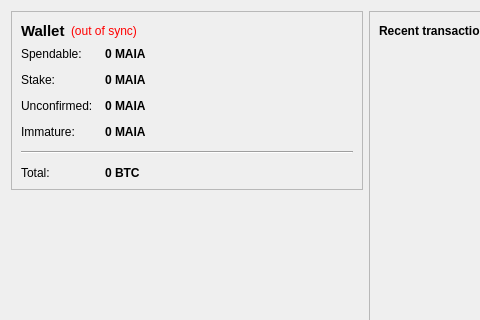
Old version of the form src/qt/forms/overviewpage.ui in the repository Lefter1s/BigBang; both pictures show x 0 to 480 and y 0 to 320 of the 732 by 409 pixel window.
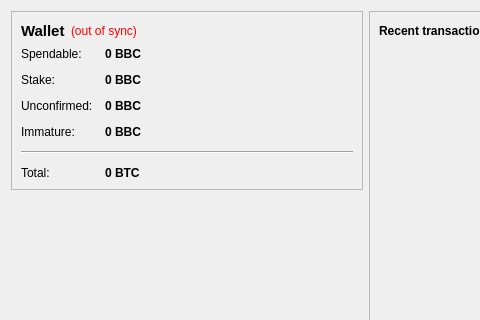
New version of the form. Icons and pictures are not drawn.

```diff
--- a/src/qt/forms/overviewpage.ui
+++ b/src/qt/forms/overviewpage.ui
@@ -105,7 +105,7 @@
              <string>Your current spendable balance</string>
             </property>
             <property name="text">
-             <string notr="true">0 MAIA</string>
+             <string notr="true">0 BBC</string>
             </property>
             <property name="textInteractionFlags">
              <set>Qt::LinksAccessibleByMouse|Qt::TextSelectableByKeyboard|Qt::TextSelectableByMouse</set>
@@ -134,7 +134,7 @@
              <string>Total of coins that was staked, and do not yet count toward the current balance</string>
             </property>
             <property name="text">
-             <string notr="true">0 MAIA</string>
+             <string notr="true">0 BBC</string>
             </property>
             <property name="textInteractionFlags">
              <set>Qt::LinksAccessibleByMouse|Qt::TextSelectableByKeyboard|Qt::TextSelectableByMouse</set>
@@ -163,7 +163,7 @@
              <string>Total of transactions that have yet to be confirmed, and do not yet count toward the current balance</string>
             </property>
             <property name="text">
-             <string notr="true">0 MAIA</string>
+             <string notr="true">0 BBC</string>
             </property>
             <property name="textInteractionFlags">
              <set>Qt::LinksAccessibleByMouse|Qt::TextSelectableByKeyboard|Qt::TextSelectableByMouse</set>
@@ -189,7 +189,7 @@
              <string>Mined balance that has not yet matured</string>
             </property>
             <property name="text">
-             <string notr="true">0 MAIA</string>
+             <string notr="true">0 BBC</string>
             </property>
             <property name="textInteractionFlags">
              <set>Qt::LinksAccessibleByMouse|Qt::TextSelectableByKeyboard|Qt::TextSelectableByMouse</set>
```
